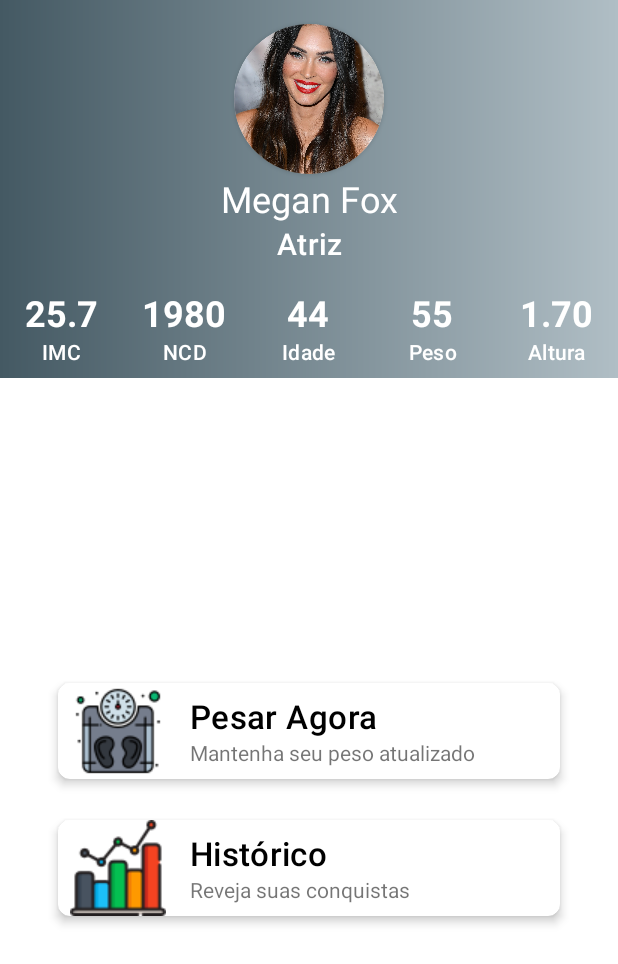
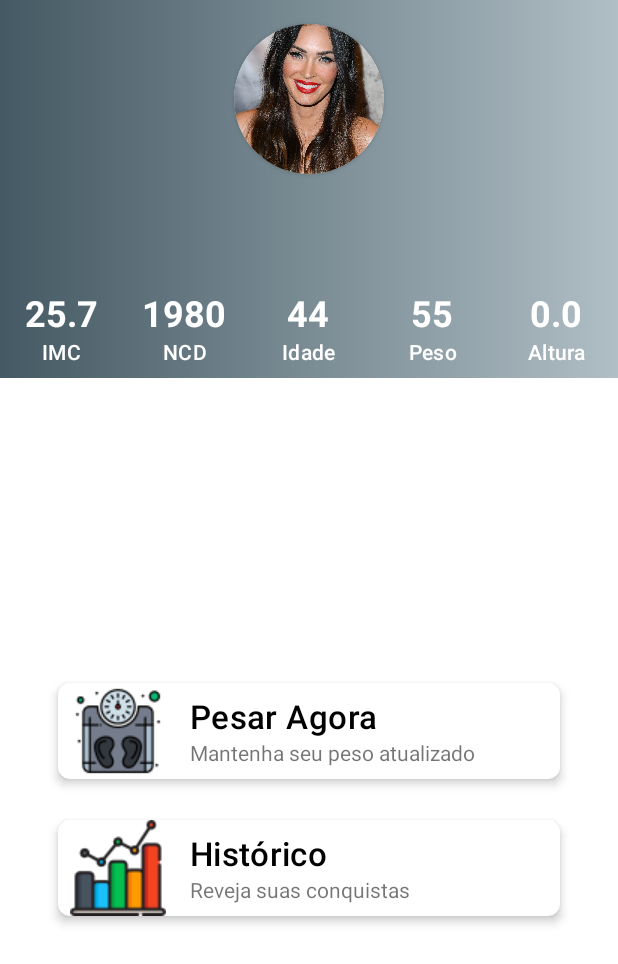
Before and after one commit to GeorgeLeal7/Imc-App, an Android app: the screen it shows after launch (DashBoardActivity), after a tap on "ENTRAR", on a phone screen of 412 x 824 dp. Shown: the top 964 px of the screen. Run offline under Robolectric (Android 15) with nearby library versions, the phone set to English and light mode, and no system bars; Roboto replaces fonts that are not available here.

Commit message:
Aplicativo está em andamento ainda...

```diff
--- a/app/src/main/java/com/example/imcapp/DashBoardActivity.kt
+++ b/app/src/main/java/com/example/imcapp/DashBoardActivity.kt
@@ -2,12 +2,33 @@ package com.example.imcapp
 
 import androidx.appcompat.app.AppCompatActivity
 import android.os.Bundle
+import android.widget.EditText
+import android.widget.TextView
 
 class DashBoardActivity : AppCompatActivity() {
+    lateinit var tvNome: TextView
+    lateinit var tvProfissao: TextView
+    lateinit var tvAltura: TextView
+
+
     override fun onCreate(savedInstanceState: Bundle?) {
         super.onCreate(savedInstanceState)
         setContentView(R.layout.activity_dash_board)
 
+        tvNome = findViewById(R.id.tv_nome_dash)
+        tvProfissao = findViewById(R.id.tv_profissao_dash)
+        tvAltura = findViewById(R.id.tv_altura_dash)
+
+        preencherDashboard()
+
         supportActionBar!! .hide()
     }
+
+    private fun preencherDashboard() {
+        val arquivo = getSharedPreferences("usuario", MODE_PRIVATE)
+        tvNome.text = arquivo.getString("nome", "")
+        tvProfissao.text = arquivo.getString("profissao", "")
+        tvAltura.text = arquivo.getFloat("altura", 0.0f).toString()
+    }
+
 }
--- a/app/src/main/java/com/example/imcapp/MainActivity.kt
+++ b/app/src/main/java/com/example/imcapp/MainActivity.kt
@@ -3,9 +3,13 @@ package com.example.imcapp
 import android.content.Intent
 import androidx.appcompat.app.AppCompatActivity
 import android.os.Bundle
+import android.view.MenuItem
 import android.widget.Button
+import android.widget.EditText
+import android.widget.Toast
 
 class MainActivity : AppCompatActivity() {
+
     override fun onCreate(savedInstanceState: Bundle?) {
         super.onCreate(savedInstanceState)
         setContentView(R.layout.activity_main)
@@ -15,10 +19,30 @@ class MainActivity : AppCompatActivity() {
 
         val buttonEntrar = findViewById<Button>(R.id.button_entrar)
         val buttonCriar = findViewById<Button>(R.id.button_criar)
+        val editEmail = findViewById<EditText>(R.id.edit_email_login)
+        val editSenha = findViewById<EditText>(R.id.edit_senha_login)
 
         buttonEntrar.setOnClickListener {
-            val abrirDashboard = Intent(this, DashBoardActivity::class.java)
-            startActivity(abrirDashboard)
+
+            //Abrimos o arquivo
+            val arquivo = getSharedPreferences("usuario", MODE_PRIVATE)
+
+            //Recuperamos o email e a senha de dentro do arquivo
+            val email = arquivo.getString("email", "")
+            val senha = arquivo.getString("senha", "")
+
+
+            //Verificar se o email e a senha guardados no arquivo
+            if(email == editEmail.text.toString() && senha == editSenha.text.toString()) {
+                val abrirDashboard = Intent(this, DashBoardActivity::class.java)
+                startActivity(abrirDashboard)
+            }
+            else{
+                Toast.makeText(this, "Email ou Senha incorreta", Toast.LENGTH_SHORT).show()
+            }
+
+
+
         }
 
         buttonCriar.setOnClickListener {
@@ -26,5 +50,7 @@ class MainActivity : AppCompatActivity() {
             startActivity(abrirCadastro)
         }
 
+
     }
+
 }
--- a/app/src/main/res/layout/activity_dash_board.xml
+++ b/app/src/main/res/layout/activity_dash_board.xml
@@ -29,18 +29,20 @@
 
         </androidx.cardview.widget.CardView>
         <TextView
+            android:id="@+id/tv_nome_dash"
             android:layout_width="match_parent"
             android:layout_height="wrap_content"
             android:gravity="center_horizontal"
             android:textColor="@color/white"
-            android:text="@string/dashboard_nome"
+
             android:textAppearance="@style/TextAppearance.MaterialComponents.Headline5"/>
         <TextView
+            android:id="@+id/tv_profissao_dash"
             android:layout_width="match_parent"
             android:layout_height="wrap_content"
             android:textColor="@color/white"
             android:gravity="center_horizontal"
-            android:text="@string/dashboard_profissao"
+
             android:textAppearance="@style/TextAppearance.MaterialComponents.Headline6"
             android:layout_marginBottom="16dp"/>
         <LinearLayout
@@ -48,6 +50,7 @@
             android:layout_height="wrap_content">
 
             <TextView
+                android:id="@+id/tv_imc_dash"
                 android:layout_width="0dp"
                 android:layout_weight="1"
                 android:gravity="center"
@@ -55,6 +58,7 @@
                 android:text="25.7"
                 android:textAppearance="@style/dashboard_values"/>
             <TextView
+                android:id="@+id/tv_ncd_dash"
                 android:layout_width="0dp"
                 android:layout_weight="1"
                 android:gravity="center"
@@ -63,6 +67,7 @@
                 android:textColor="@color/white"
                 android:textAppearance="@style/dashboard_values"/>
             <TextView
+                android:id="@+id/tv_idade_dash"
                 android:layout_width="0dp"
                 android:layout_weight="1"
                 android:gravity="center"
@@ -71,6 +76,7 @@
                 android:textColor="@color/white"
                 android:textAppearance="@style/dashboard_values"/>
             <TextView
+                android:id="@+id/tv_peso_dash"
                 android:layout_width="0dp"
                 android:layout_weight="1"
                 android:gravity="center"
@@ -79,11 +85,12 @@
                 android:textColor="@color/white"
                 android:textAppearance="@style/dashboard_values"/>
             <TextView
+                android:id="@+id/tv_altura_dash"
                 android:layout_width="0dp"
                 android:layout_weight="1"
                 android:gravity="center"
                 android:layout_height="wrap_content"
-                android:text="1.70"
+
                 android:textColor="@color/white"
                 android:textAppearance="@style/dashboard_values"/>
 
--- a/app/src/main/res/layout/activity_main.xml
+++ b/app/src/main/res/layout/activity_main.xml
@@ -99,6 +99,7 @@
                 app:endIconMode="clear_text">
 
                 <EditText
+                    android:id="@+id/edit_email_login"
                     android:layout_width="match_parent"
                     android:layout_height="wrap_content"
                     android:inputType="textEmailAddress"/>
@@ -114,6 +115,7 @@
                 app:passwordToggleEnabled="true">
 
                 <EditText
+                    android:id="@+id/edit_senha_login"
                     android:layout_width="match_parent"
                     android:layout_height="wrap_content"
                     android:inputType="numberPassword"/>
--- a/app/src/main/res/layout/activity_novo_usuario.xml
+++ b/app/src/main/res/layout/activity_novo_usuario.xml
@@ -90,7 +90,7 @@
                     android:id="@+id/edit_senha"
                     android:layout_width="match_parent"
                     android:layout_height="wrap_content"
-                    android:inputType="numberPassword"
+                    android:inputType="textPassword"
                     android:textColor="@color/blue_500"/>
 
             </com.google.android.material.textfield.TextInputLayout>
```
Also changed, not shown: app/src/main/java/com/example/imcapp/NovoUsuarioActivity.kt (+24 -11 lines).
